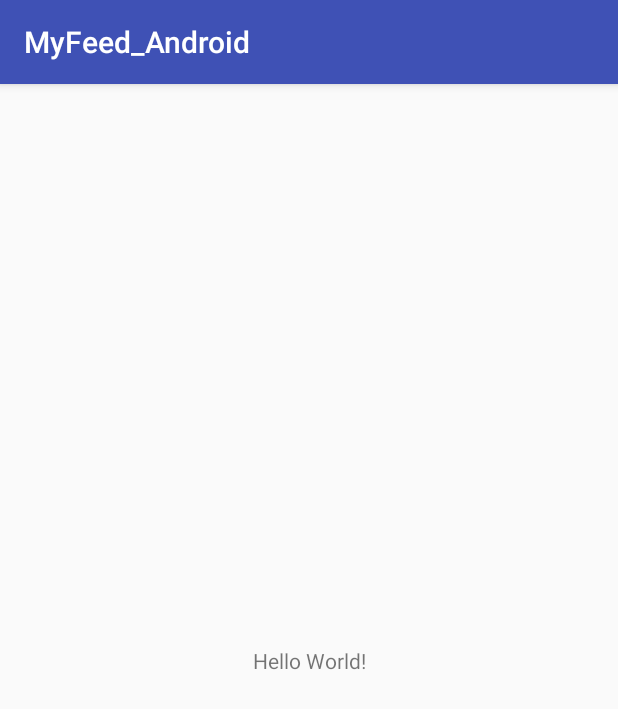
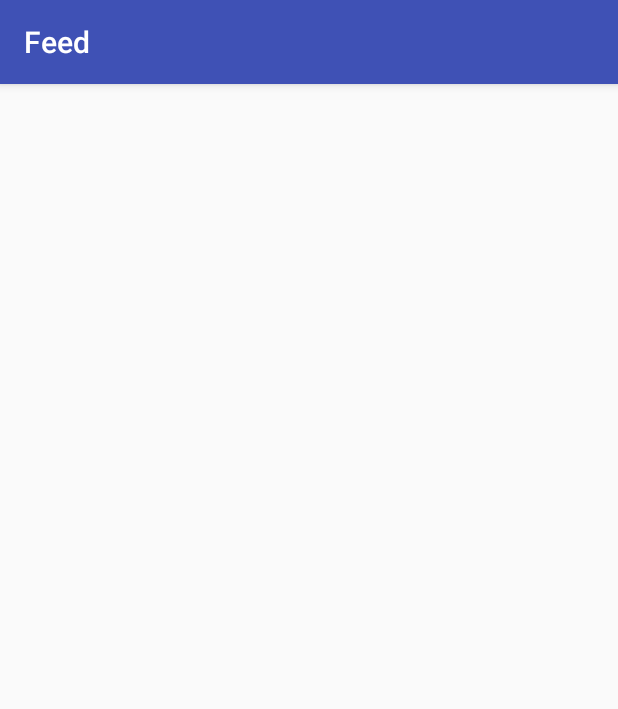
Before and after one commit to AbhirojPanwar/Test-API, an Android app: the screen it shows after launch (MainActivity), on a phone screen of 412 x 824 dp. Shown: the top 709 px of the screen. Run offline under Robolectric (Android 15) with nearby library versions, the phone set to English and light mode, and no system bars.

Commit message:
begin layout

```diff
--- a/MyFeed_Android/app/src/main/java/io/github/abhirojp/myfeed_android/MainActivity.java
+++ b/MyFeed_Android/app/src/main/java/io/github/abhirojp/myfeed_android/MainActivity.java
@@ -2,6 +2,7 @@ package io.github.abhirojp.myfeed_android;
 
 import android.support.v7.app.AppCompatActivity;
 import android.os.Bundle;
+import android.support.v7.widget.Toolbar;
 
 public class MainActivity extends AppCompatActivity {
 
@@ -9,5 +10,10 @@ public class MainActivity extends AppCompatActivity {
     protected void onCreate(Bundle savedInstanceState) {
         super.onCreate(savedInstanceState);
         setContentView(R.layout.activity_main);
+
+        Toolbar toolbar=(Toolbar) findViewById(R.id.toolbar);
+        toolbar.setTitle(R.string.app_name);
+        toolbar.setTitleTextColor(getResources().getColor(android.R.color.white));
+        setSupportActionBar(toolbar);
     }
 }
--- a/MyFeed_Android/app/src/main/res/layout/activity_main.xml
+++ b/MyFeed_Android/app/src/main/res/layout/activity_main.xml
@@ -1,18 +1,36 @@
 <?xml version="1.0" encoding="utf-8"?>
-<android.support.constraint.ConstraintLayout xmlns:android="http://schemas.android.com/apk/res/android"
+<android.support.design.widget.CoordinatorLayout xmlns:android="http://schemas.android.com/apk/res/android"
     xmlns:app="http://schemas.android.com/apk/res-auto"
     xmlns:tools="http://schemas.android.com/tools"
     android:layout_width="match_parent"
     android:layout_height="match_parent"
     tools:context="io.github.abhirojp.myfeed_android.MainActivity">
 
-    <TextView
-        android:layout_width="wrap_content"
+    <android.support.design.widget.AppBarLayout
+        android:layout_width="match_parent"
         android:layout_height="wrap_content"
-        android:text="Hello World!"
-        app:layout_constraintBottom_toBottomOf="parent"
-        app:layout_constraintLeft_toLeftOf="parent"
-        app:layout_constraintRight_toRightOf="parent"
-        app:layout_constraintTop_toTopOf="parent" />
+        android:fitsSystemWindows="true">
 
-</android.support.constraint.ConstraintLayout>
+        <android.support.v7.widget.Toolbar
+            android:id="@+id/toolbar"
+            android:layout_width="match_parent"
+            android:layout_height="?attr/actionBarSize"
+            android:contentDescription="@string/app_name"
+            />
+
+    </android.support.design.widget.AppBarLayout>
+
+    <android.support.v4.widget.NestedScrollView
+        android:layout_width="0dp"
+        android:layout_height="0dp"
+        tools:layout_editor_absoluteY="8dp"
+        tools:layout_editor_absoluteX="8dp">
+
+        <FrameLayout
+            android:id="@+id/container"
+            android:layout_width="match_parent"
+            android:layout_height="match_parent"/>
+
+    </android.support.v4.widget.NestedScrollView>
+
+</android.support.design.widget.CoordinatorLayout>
--- /dev/null
+++ b/MyFeed_Android/app/src/main/res/layout/frgmnt_list.xml
@@ -0,0 +1,6 @@
+<?xml version="1.0" encoding="utf-8"?>
+<LinearLayout xmlns:android="http://schemas.android.com/apk/res/android"
+    android:orientation="vertical" android:layout_width="match_parent"
+    android:layout_height="match_parent">
+
+</LinearLayout>
--- a/MyFeed_Android/app/src/main/res/values/strings.xml
+++ b/MyFeed_Android/app/src/main/res/values/strings.xml
@@ -1,3 +1,3 @@
 <resources>
-    <string name="app_name">MyFeed_Android</string>
+    <string name="app_name">Feed</string>
 </resources>
--- a/MyFeed_Android/app/src/main/res/values/styles.xml
+++ b/MyFeed_Android/app/src/main/res/values/styles.xml
@@ -1,11 +1,12 @@
 <resources>
 
     <!-- Base application theme. -->
-    <style name="AppTheme" parent="Theme.AppCompat.Light.DarkActionBar">
+    <style name="AppTheme" parent="Theme.AppCompat.Light.NoActionBar">
         <!-- Customize your theme here. -->
         <item name="colorPrimary">@color/colorPrimary</item>
         <item name="colorPrimaryDark">@color/colorPrimaryDark</item>
         <item name="colorAccent">@color/colorAccent</item>
     </style>
 
+
 </resources>
--- a/MyFeed_Android/build.gradle
+++ b/MyFeed_Android/build.gradle
@@ -3,6 +3,7 @@
 buildscript {
     repositories {
         jcenter()
+        maven { url "https://maven.google.com" }
     }
     dependencies {
         classpath 'com.android.tools.build:gradle:2.3.3'
```
Also changed, not shown: MyFeed_Android/app/build.gradle (+9 -1 lines), MyFeed_Android/app/src/main/java/io/github/abhirojp/myfeed_android/fragment/ListFragment.java (added, +24 -0 lines).
